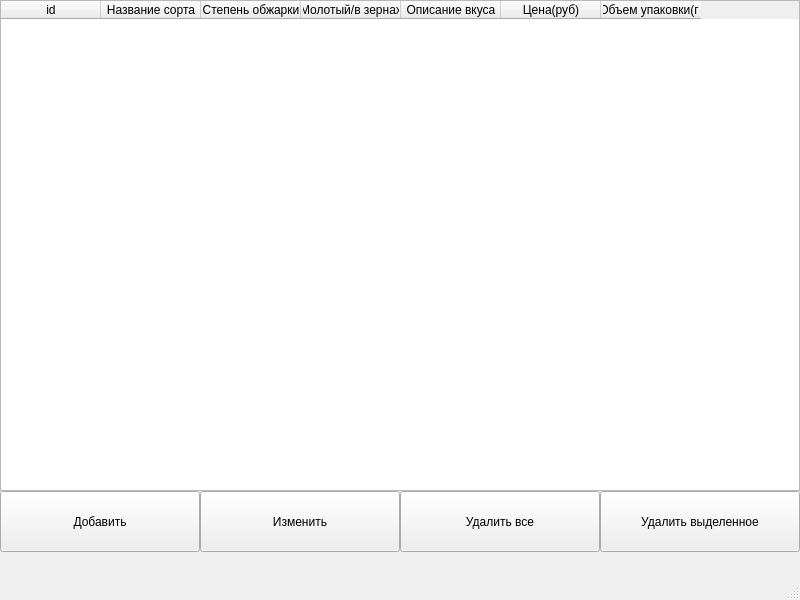
SixBlueBlack/Coffee, file main.ui: the form before one commit.
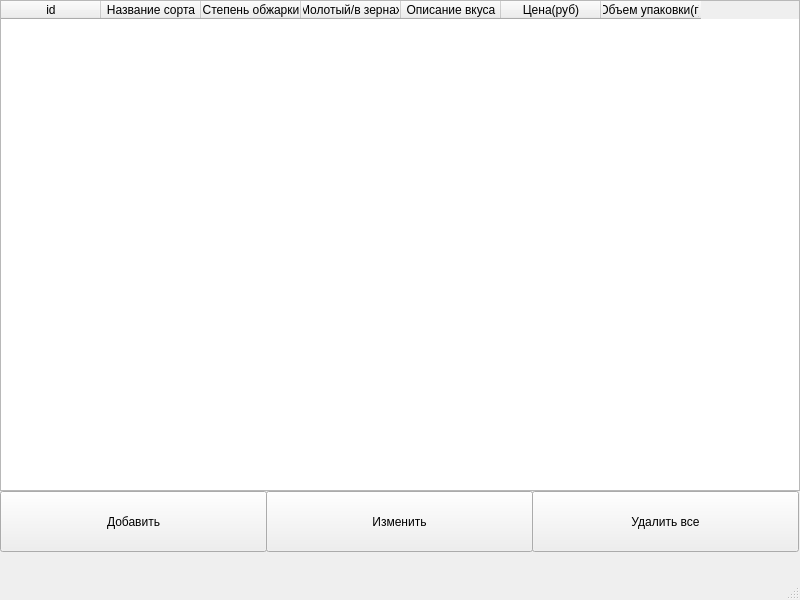
The form after the commit.

Commit message: чуть-чуть кофейка 4

```diff
--- a/main.ui
+++ b/main.ui
@@ -19,7 +19,7 @@
      <rect>
       <x>0</x>
       <y>491</y>
-      <width>200</width>
+      <width>267</width>
       <height>61</height>
      </rect>
     </property>
@@ -30,9 +30,9 @@
    <widget class="QPushButton" name="pushButton_2">
     <property name="geometry">
      <rect>
-      <x>200</x>
+      <x>266</x>
       <y>491</y>
-      <width>200</width>
+      <width>267</width>
       <height>61</height>
      </rect>
     </property>
@@ -43,9 +43,9 @@
    <widget class="QPushButton" name="pushButton_3">
     <property name="geometry">
      <rect>
-      <x>400</x>
+      <x>532</x>
       <y>491</y>
-      <width>200</width>
+      <width>267</width>
       <height>61</height>
      </rect>
     </property>
@@ -53,19 +53,6 @@
      <string>Удалить все</string>
     </property>
    </widget>
-   <widget class="QPushButton" name="pushButton_4">
-    <property name="geometry">
-     <rect>
-      <x>600</x>
-      <y>491</y>
-      <width>200</width>
-      <height>61</height>
-     </rect>
-    </property>
-    <property name="text">
-     <string>Удалить выделенное</string>
-    </property>
-   </widget>
    <widget class="QTableWidget" name="tableWidget">
     <property name="geometry">
      <rect>
```
Left out of the diff: 6 changed lines with no effect on the pictures. The commit also changes 2 other files.
